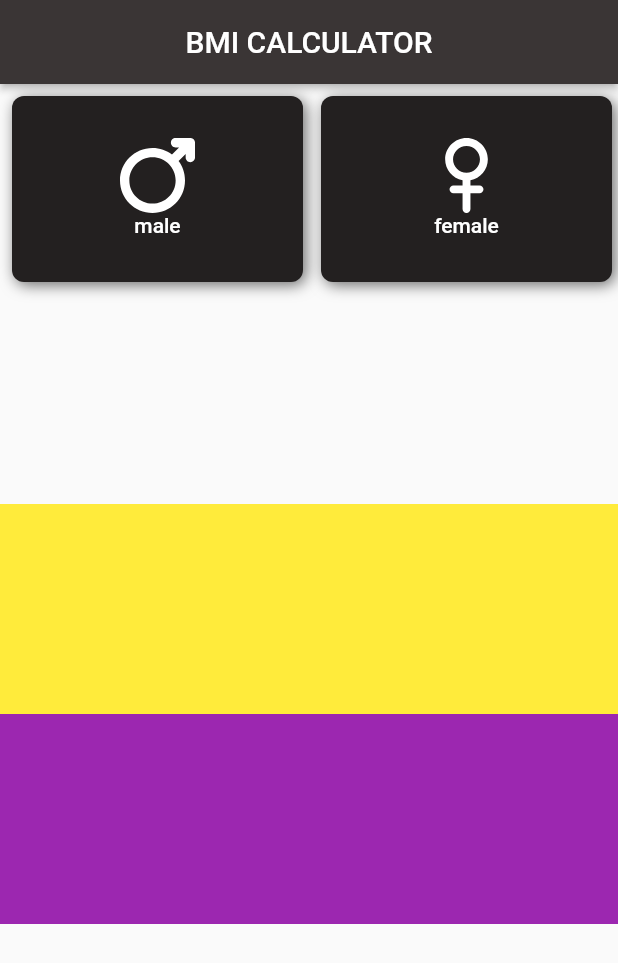
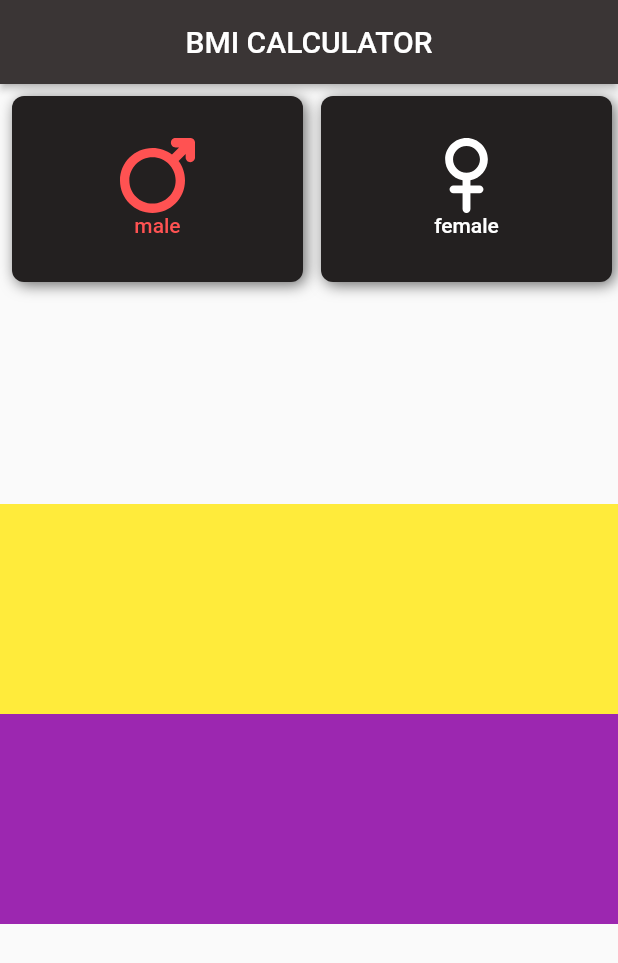
Before and after one commit to Parsa-jay/bmi_calculator, a Flutter app: the screen it shows after launch, after a tap on "male", on a phone screen of 412 x 824 dp. Shown: the top 963 px of the screen. Run offline on Flutter 3.47's test engine with Material 2 defaults, Android fonts, the phone set to English and light mode, and no system bars; our stand-ins replace flutter_svg.

Commit message:
buttons functionality implemented

```diff
--- a/lib/main.dart
+++ b/lib/main.dart
@@ -15,16 +15,24 @@ class MyApp extends StatefulWidget {
 }
 
 class _MyAppState extends State<MyApp> {
+  Color maleButtonColor = Colors.redAccent;
+  Color femaleButtonColor = Colors.white;
+  final Color sexButtonDefultColor = Colors.white;
+  final Color onPressedColor = Colors.redAccent;
+  String userSex = 'male';
+
   @override
   Widget build(BuildContext context) {
+    final double screenHeight = MediaQuery.of(context).size.height;
+    final double screenWidth = MediaQuery.of(context).size.width;
     return MaterialApp(
       debugShowCheckedModeBanner: false,
       home: Builder(builder: (context) {
         return Scaffold(
           appBar: AppBar(
-            title: Text('BMI CALCULATOR'),
+            title: const Text('BMI CALCULATOR'),
             centerTitle: true,
-            backgroundColor: Color.fromRGBO(58, 53, 53, 1),
+            backgroundColor: const Color.fromRGBO(58, 53, 53, 1),
             elevation: 2,
           ),
           body: Column(
@@ -35,6 +43,7 @@ class _MyAppState extends State<MyApp> {
                 height: 140,
                 child: Row(
                   children: [
+                    //male button
                     Flexible(
                       fit: FlexFit.tight,
                       child: Container(
@@ -52,22 +61,30 @@ class _MyAppState extends State<MyApp> {
                         margin: const EdgeInsets.fromLTRB(8, 8, 4, 8),
                         padding: const EdgeInsets.all(20),
                         child: TextButton(
-                          onPressed: () {},
+                          onPressed: () {
+                            //button colors turns red, user sex change to male
+                            setState(() {
+                              maleButtonColor = onPressedColor;
+                              femaleButtonColor = sexButtonDefultColor;
+                              userSex = 'male';
+                            });
+                          },
                           child: Column(children: [
                             SvgPicture.asset(
                               "assets/mars.svg",
                               width: 50,
                               colorFilter: ColorFilter.mode(
-                                  Colors.white, BlendMode.srcIn),
+                                  maleButtonColor, BlendMode.srcIn),
                             ),
                             Text(
                               'male',
-                              style: TextStyle(color: Colors.white),
+                              style: TextStyle(color: maleButtonColor),
                             ),
                           ]),
                         ),
                       ),
                     ),
+                    //female button
                     Flexible(
                       fit: FlexFit.tight,
                       child: Container(
@@ -85,17 +102,24 @@ class _MyAppState extends State<MyApp> {
                         margin: const EdgeInsets.fromLTRB(8, 8, 4, 8),
                         padding: const EdgeInsets.all(20),
                         child: TextButton(
-                          onPressed: () {},
+                          onPressed: () {
+                            //button colors turns red, user sex change to female
+                            setState(() {
+                              femaleButtonColor = onPressedColor;
+                              maleButtonColor = sexButtonDefultColor;
+                              userSex = 'female';
+                            });
+                          },
                           child: Column(children: [
                             SvgPicture.asset(
                               "assets/venus.svg",
                               width: 50,
                               colorFilter: ColorFilter.mode(
-                                  Colors.white, BlendMode.srcIn),
+                                  femaleButtonColor, BlendMode.srcIn),
                             ),
                             Text(
                               'female',
-                              style: TextStyle(color: Colors.white),
+                              style: TextStyle(color: femaleButtonColor),
                             ),
                           ]),
                         ),
```
